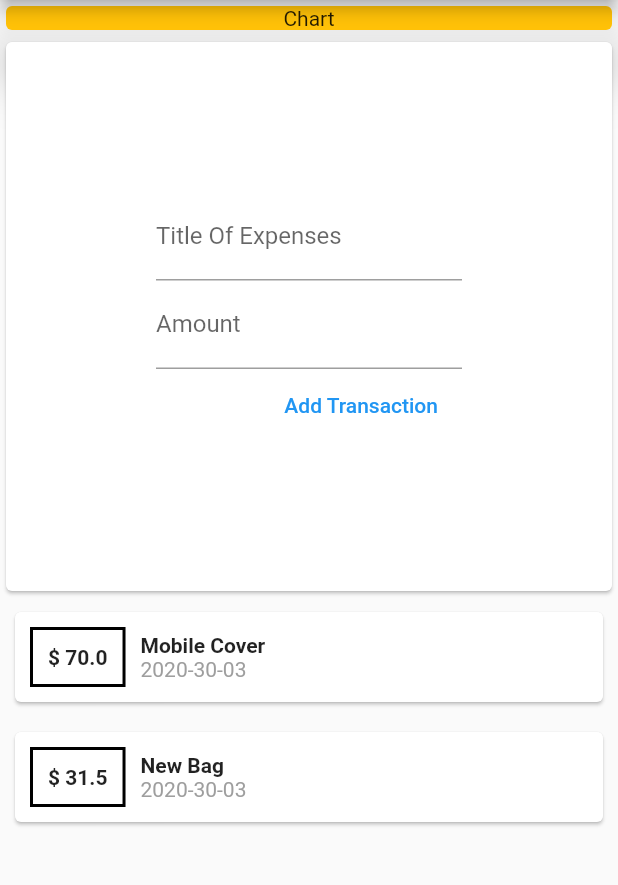
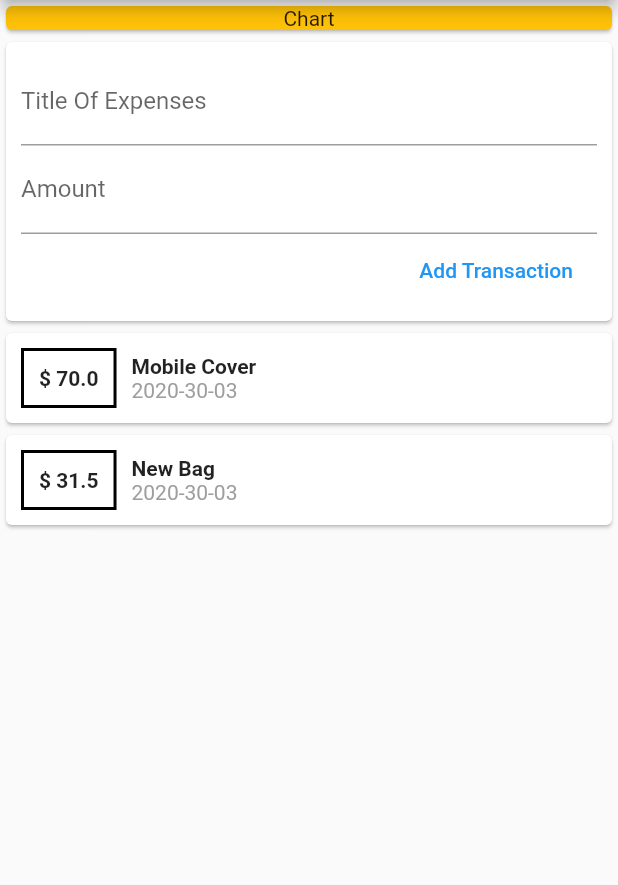
Before and after one commit to kdark669/my_expense_flutter, a Flutter app: the screen it shows after launch, after a tap on "Add Transaction", on a phone screen of 412 x 824 dp, the part 84-969 px from its top. Run offline on Flutter 3.47's test engine with Material 2 defaults, Android fonts, the phone set to English and light mode, and no system bars.

Commit message:
s4: es-25 completed

```diff
--- a/lib/Widgets/transactionForm.dart
+++ b/lib/Widgets/transactionForm.dart
@@ -4,15 +4,22 @@ import 'package:flutter/material.dart';
 
 class TransactionForm extends StatelessWidget {
 
+  final Function addTransaction;
   final titleController = TextEditingController();
-//  final amountController = TextEditingController();
-  String amountInput;
+  final amountController = TextEditingController();
+
+  //  constructor
+
+  TransactionForm(
+      this.addTransaction,
+      );
 
   @override
   Widget build(BuildContext context) {
     return Card(
       child: Container(
-        padding: EdgeInsets.all(100),
+        padding: EdgeInsets.all(10),
+//        margin: EdgeInsets.all(10),
         child: Column(
           crossAxisAlignment: CrossAxisAlignment.end,
           children: <Widget>[
@@ -27,16 +34,16 @@ class TransactionForm extends StatelessWidget {
             TextField(
               autocorrect: false,
               decoration: InputDecoration(labelText: 'Amount'),
-              onChanged: (val){
-                amountInput = val;
-              },
+              controller: amountController,
+//              onChanged: (val){
+//                amountInput = val;
+//              },
             ),
             FlatButton(
               child: Text('Add Transaction'),
               textColor: Colors.blue,
               onPressed: (){
-                print(titleController.text );
-                print(amountInput);
+                addTransaction(titleController.text, double.parse(amountController.text ));
               } ,
             )
           ],
--- a/lib/Widgets/transactionList.dart
+++ b/lib/Widgets/transactionList.dart
@@ -9,12 +9,15 @@ class TransactionList extends StatelessWidget {
   TransactionList(this._transaction);
   @override
   Widget build(BuildContext context) {
-    return  Column(
-      children: _transaction.map((tx) {
+    return  Container(
+      height: 300,
+      child: ListView.builder(
+          itemBuilder: (BuildContext context, int index){
             return Card(
-            margin: EdgeInsets.all(10),
                 child: Row(
                   children: <Widget>[
+
+//                    amount of expense
                     Container(
                       margin: EdgeInsets.symmetric(
                         vertical: 10,
@@ -27,23 +30,25 @@ class TransactionList extends StatelessWidget {
                           )),
                       padding: EdgeInsets.all(10.0),
                       child: Text(
-                    '\$ ${tx.amount}',
+                        '\$ ${_transaction[index].amount}',
                         style: TextStyle(
                           fontWeight: FontWeight.bold,
                         ),
                       ),
                     ),
+
+//                    name of expense
                     Column(
                       crossAxisAlignment: CrossAxisAlignment.start,
                       children: <Widget>[
                         Text(
-                      tx.title,
+                          _transaction[index].title,
                           style: TextStyle(
                             fontWeight: FontWeight.bold,
                           ),
                         ),
                         Text(
-                      DateFormat('yyyy-mm-dd').format(tx.date),
+                          DateFormat('yyyy-mm-dd').format(_transaction[index].date),
                           style: TextStyle(
                               fontWeight: FontWeight.normal,
                               color: Colors.grey),
@@ -52,7 +57,10 @@ class TransactionList extends StatelessWidget {
                     )
                   ],
                 ));
-      }).toList(),
+          },
+          itemCount: _transaction.length,
+      ),
     );
+
   }
 }
--- a/lib/Widgets/userTransaction.dart
+++ b/lib/Widgets/userTransaction.dart
@@ -43,7 +43,8 @@ class _UserTransactionState extends State<UserTransaction> {
   Widget build(BuildContext context) {
     return Column(
       children: <Widget>[
-        TransactionForm(),
+//        _addNewTransaction pass the pointer
+        TransactionForm(_addNewTransaction),
         TransactionList(_userTransaction),
       ],
     );
--- a/lib/Widgets/viewWidgets/homeView.dart
+++ b/lib/Widgets/viewWidgets/homeView.dart
@@ -10,17 +10,21 @@ class HomeView extends StatelessWidget {
       ),
       body: Column(
 //        mainAxisAlignment: MainAxisAlignment.start ,
+
         children: <Widget>[
+
+//          chart
           Card(
             child: Container(
-              width: double.infinity,
               child: Center(
                 child: Text('Chart'),
               ),
             ),
             color: Colors.amber,
-            elevation: 15.0,
+            elevation: 1.0,
           ),
+
+//          userTransaction
           UserTransaction()
         ],
       ),
```
Lines whose indentation alone changed are shown as unchanged.
